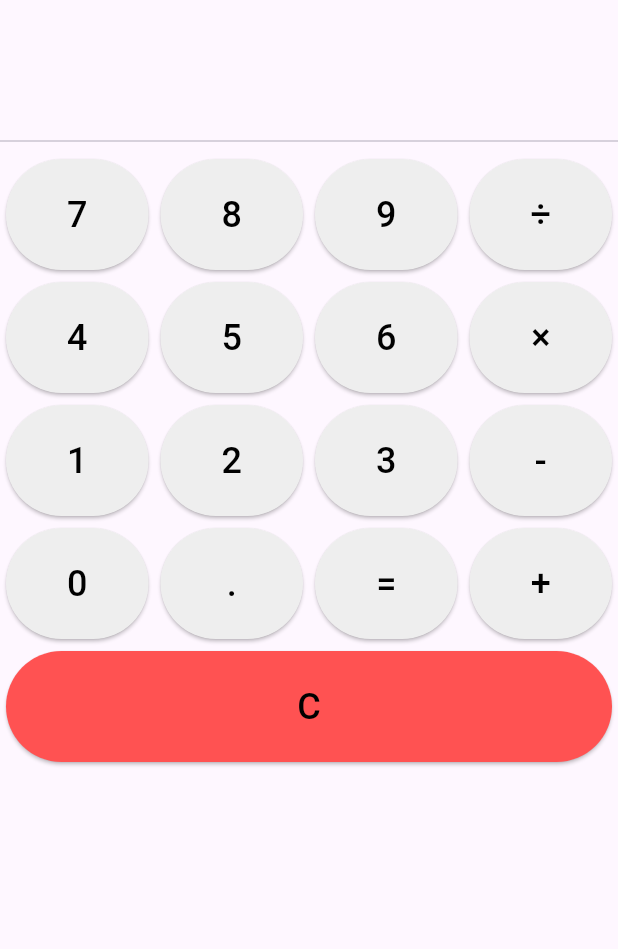
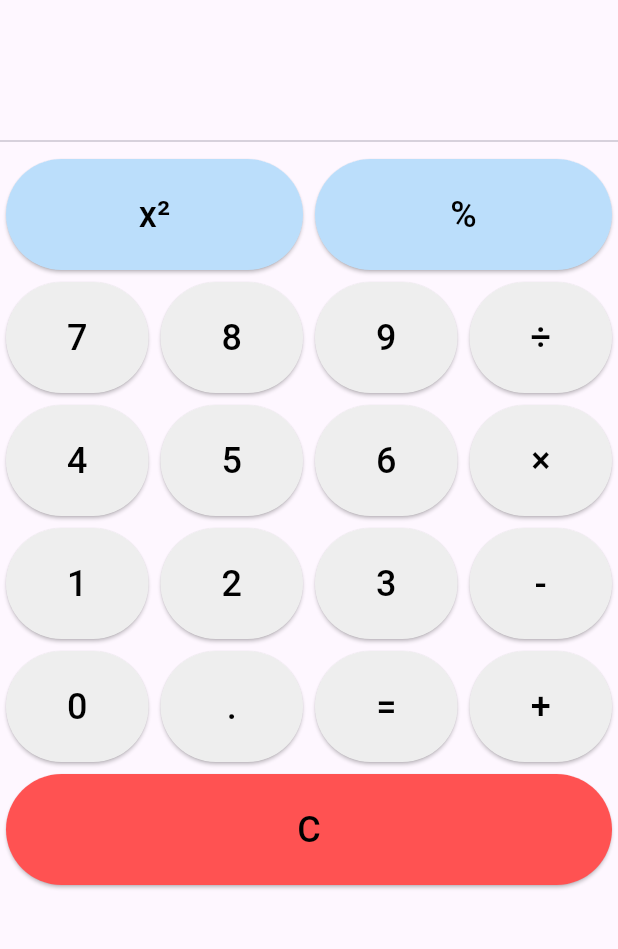
Before and after one commit to ggrosso777/flutter-calculator, a Flutter app: the screen it shows after launch, on a phone screen of 412 x 824 dp, the part 63-1012 px from its top. Run offline on Flutter 3.47's test engine with Material 3 defaults, Android fonts, the phone set to English and light mode, and no system bars; missing offline and left inert: expressions.

Commit message:
added square and modulo buttons

```diff
--- a/lib/main.dart
+++ b/lib/main.dart
@@ -30,13 +30,17 @@ class _CalculatorScreenState extends State<CalculatorScreen> {
         _result = '';
       } else if (value == '=') {
         try {
-          final exp = Expression.parse(_expression.replaceAll('×', '*').replaceAll('÷', '/'));
+          final exp = Expression.parse(
+            _expression.replaceAll('×', '*').replaceAll('÷', '/')
+          );
           final evaluator = const ExpressionEvaluator();
           final evalResult = evaluator.eval(exp, {});
           _result = '= $evalResult';
         } catch (e) {
           _result = '= Error';
         }
+      } else if (value == 'x²') {
+        _expression += '^2';
       } else {
         _expression += value;
       }
@@ -86,6 +90,7 @@ class _CalculatorScreenState extends State<CalculatorScreen> {
           Expanded(
             child: Column(
               children: [
+                _buildButtonRow(['x²', '%'], color: Colors.blue[100]),
                 _buildButtonRow(['7', '8', '9', '÷']),
                 _buildButtonRow(['4', '5', '6', '×']),
                 _buildButtonRow(['1', '2', '3', '-']),
```
